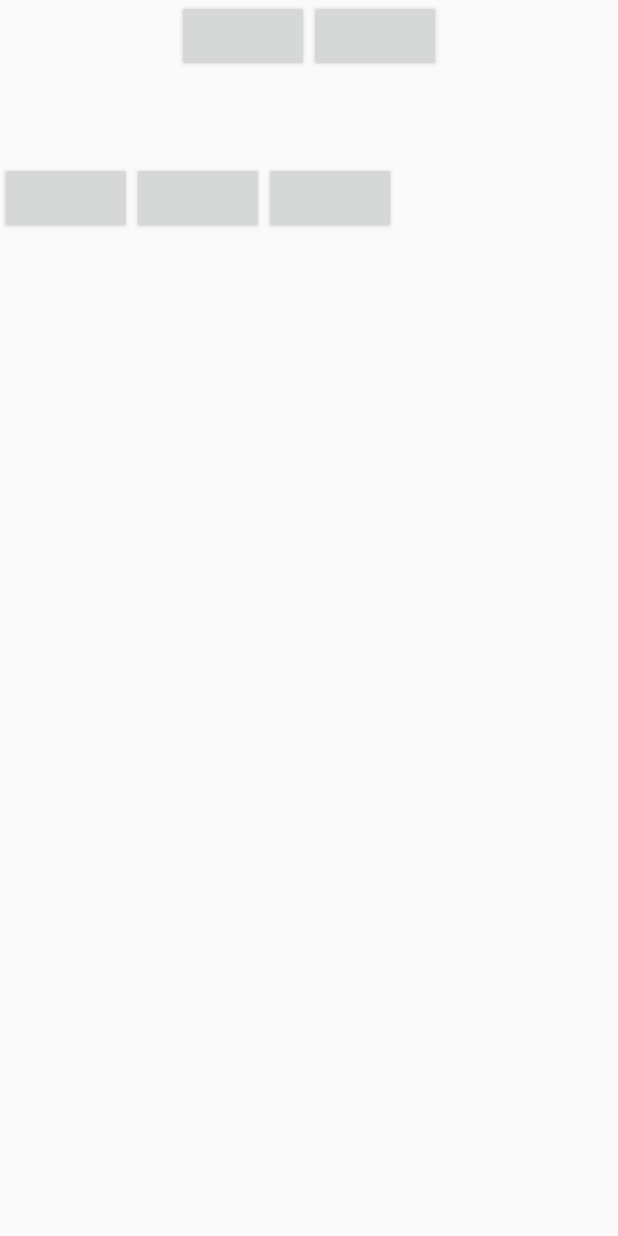
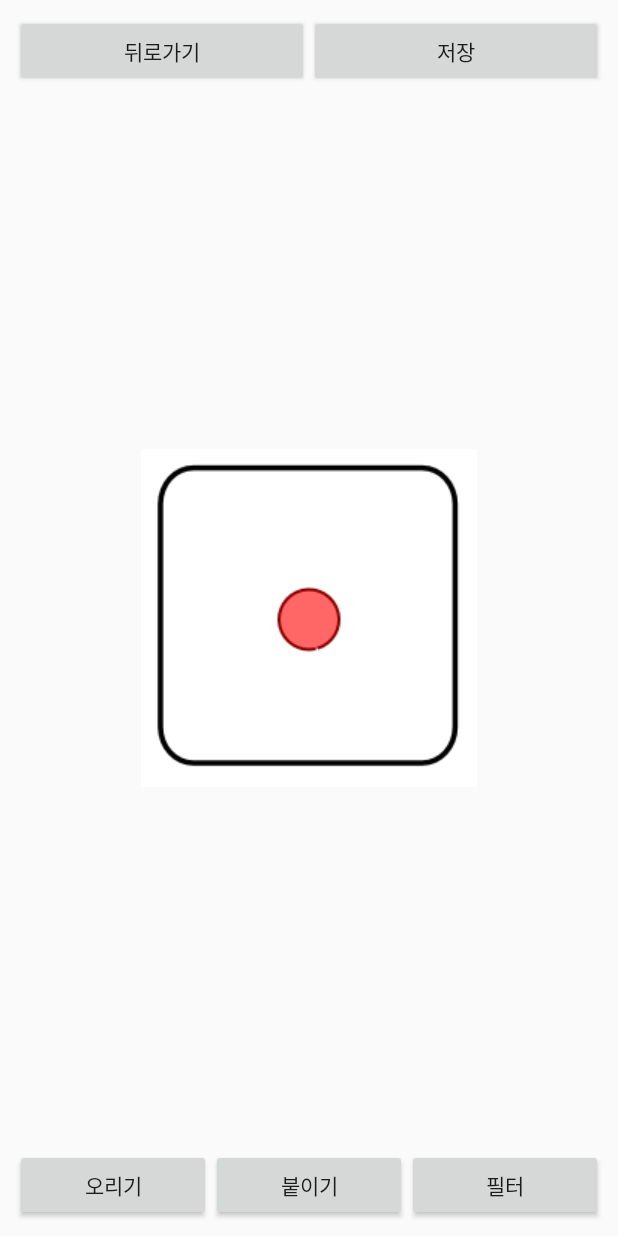
Before and after one commit to mtjin/DalkommPhotoEditApp, an Android app: the layout activity_edit.xml on its own in the app's theme, with its tools: preview values and no code run, on a phone screen of 412 x 824 dp. Run offline under Robolectric (Android 15) with nearby library versions, the phone set to English and light mode, and no system bars.

Commit message:
추가 업데이트

```diff
--- /dev/null
+++ b/Dal.kommPhoto/app/src/main/java/com/example/dalkommphoto/EditActivity.kt
@@ -0,0 +1,56 @@
+package com.example.dalkommphoto
+
+import android.support.v7.app.AppCompatActivity
+import android.os.Bundle
+
+class EditActivity : AppCompatActivity() {
+
+    override fun onCreate(savedInstanceState: Bundle?) {
+        super.onCreate(savedInstanceState)
+        setContentView(R.layout.activity_home)
+    }
+
+    // button 기능 설정
+
+
+    // 첫줄 버튼
+    // 버튼1 => 뒤로가기 버튼: 홈 엑티비티로
+
+    // 버튼2 => 사진 데이터 베이스에 저장
+
+
+
+    // 두번째 줄
+    // 이미지 뷰 => 사진 보여주기 + 사진 편집 기능
+    // 일단 사진 보여주는 기능 빌드 업
+
+    // 사진 편집 부분
+    //      => 홈 엑티비티에서 받아온 이미지를 show
+    //      =>
+    //      => 사진 위에 작은 원 만들어서
+    //      => 원을 드레그해서, 붙인 이미지 사이즈 조정
+    //      => 원을 누르고 돌려서, 붙인 이미지 회전 시키기
+    //      => 만약 이미지가 겹치면 먼저 불러온 이미지가 아래에
+    //      => 원을 더블클릭하면, 붙인 이미지 지우기
+
+
+
+    // 붙이기 버튼과 연동된 기능은 나중에
+
+    // 세번째 줄
+    // 오리기 버튼 => 파이썬 모듈 함수들 사용 -> db에 사진(사진들) 저장)
+    //          => 저장하기 전에 인식된 얼굴 보여주기 (팝업 메세지) 저장 확인
+    //          => 얼굴 인식이 안 되면 팝업 메세지
+
+    // 붙이기 버튼 => 슬라이드 업 판넬 생성 후 저장된 이미지 db에서 불러와 보여주기
+    //              => 옵션1  판넬에서 이미지 선택해서 사진에 띄우기
+    //              => 옵션2  판넬에서 이미지 드레그 해서 사진에 원하는 위치에 가져다 놓기
+
+    // 필터 버튼   => 슬라이드 업 판넬 생성 후, 목록 보여주기
+    //           => 목록에서 필터 적용하면
+    //
+    //
+
+
+
+}
--- a/Dal.kommPhoto/app/src/main/res/layout/activity_edit.xml
+++ b/Dal.kommPhoto/app/src/main/res/layout/activity_edit.xml
@@ -1,85 +1,99 @@
 <?xml version="1.0" encoding="utf-8"?>
-<android.support.constraint.ConstraintLayout
+<RelativeLayout
         xmlns:android="http://schemas.android.com/apk/res/android"
         xmlns:tools="http://schemas.android.com/tools"
         xmlns:app="http://schemas.android.com/apk/res-auto"
-        android:layout_width="match_parent"
-        android:layout_height="match_parent"
-        tools:context=".EditActivity">
-
-    <LinearLayout
+        android:orientation="vertical"
         android:layout_width="match_parent"
         android:layout_height="match_parent"
         android:gravity="center"
-            android:orientation="vertical"
+        tools:context=".EditActivity">
 
-    >
 
     <!--첫줄 설정 라인-->
-        <LinearLayout android:layout_width="wrap_content"
+    <LinearLayout
+            android:id="@+id/firstLine"
+            android:layout_width="match_parent"
             android:layout_height="wrap_content"
             android:orientation="horizontal"
-        >
+            android:padding="10dp">
 
         <Button
                 android:id="@+id/ExitActivityButton"
                 android:layout_width="wrap_content"
                 android:layout_height="wrap_content"
-            />
+                android:layout_weight="1"
+                android:text="뒤로가기"/>
 
         <Button
                 android:id="@+id/SavePhotoButton"
                 android:layout_width="wrap_content"
                 android:layout_height="wrap_content"
-            />
+                android:layout_weight="1"
+                android:text="저장"/>
 
     </LinearLayout>
 
 
+    <!--두번째 줄 사진 창-->
 
-        <!--두번째 줄 사진 창-->
+    <LinearLayout
+            android:id="@+id/secondLine"
+            android:layout_width="fill_parent"
+            android:layout_height="fill_parent"
+            android:gravity="center"
+            android:layout_below="@+id/firstLine"
+            android:layout_centerHorizontal="true"
+            android:layout_above="@+id/thirdLine">
 
         <ImageView
                 android:id="@+id/imageOnEdit"
                 android:layout_width="wrap_content"
                 android:layout_height="wrap_content"
                 android:layout_margin="30dp"
+                android:src="@drawable/die1"
+                android:layout_marginLeft="30dp" android:layout_marginTop="30dp" android:layout_marginStart="30dp"
+                android:layout_marginRight="30dp" android:layout_marginEnd="30dp"
+                android:layout_marginBottom="30dp"/>
 
-        />
+    </LinearLayout>
 
 
     <!--세번째 줄 버튼-->
 
     <LinearLayout
+            android:id="@+id/thirdLine"
             android:layout_width="match_parent"
-                android:layout_height="match_parent"
-                android:orientation="horizontal">
+            android:layout_height="wrap_content"
+            android:gravity="center"
+            android:orientation="horizontal"
+            android:layout_alignParentBottom="true"
+            android:padding="10dp">
 
 
         <Button
                 android:id="@+id/cutButton"
                 android:layout_width="wrap_content"
                 android:layout_height="wrap_content"
-            />
+                android:layout_weight="1"
+                android:text="오리기"/>
 
 
         <Button
                 android:id="@+id/pasteButton"
                 android:layout_width="wrap_content"
                 android:layout_height="wrap_content"
-            />
+                android:layout_weight="1"
+                android:text="붙이기"/>
 
 
         <Button
                 android:id="@+id/filterButton"
                 android:layout_width="wrap_content"
                 android:layout_height="wrap_content"
-            />
-
+                android:layout_weight="1"
+                android:text="필터"/>
 
     </LinearLayout>
 
-
-    </LinearLayout>
-
-</android.support.constraint.ConstraintLayout>
+</RelativeLayout>
```
Also changed, not shown: 1 other file. Lines whose indentation alone changed are shown as unchanged.
